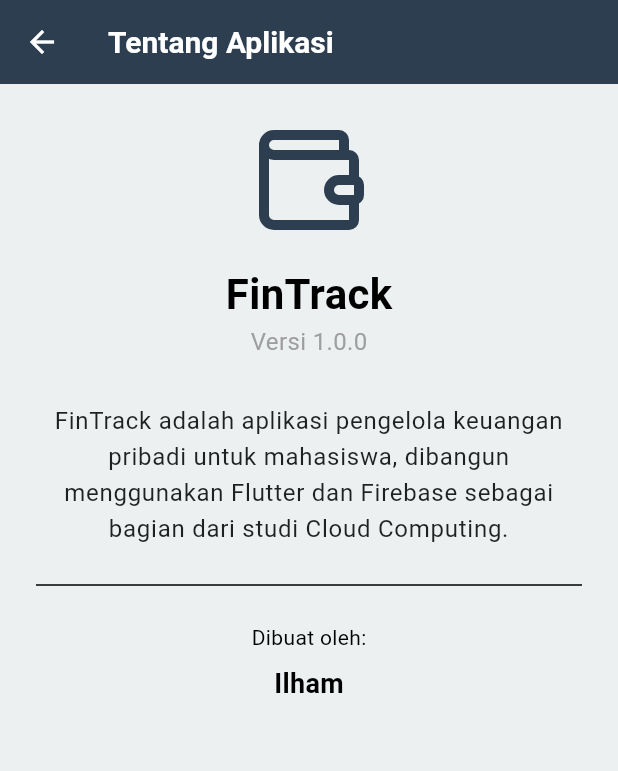
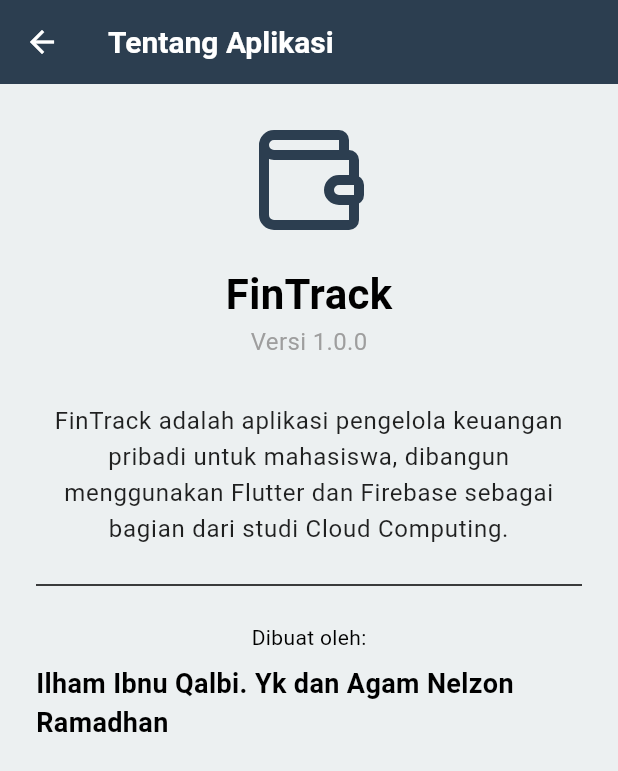
Before and after one commit to ilhamibnu14/fintrack, a Flutter app: the screen it shows once a user with an empty profile is signed in, item 3 of the bottom bar chosen, after a tap on "Tentang Aplikasi", on a phone screen of 412 x 824 dp. Shown: the top 771 px of the screen. Run offline on Flutter 3.47's test engine with Material 3 defaults, Android fonts, the phone set to English and light mode, and no system bars; our stand-ins replace cloud_firestore, firebase_auth, firebase_core, fl_chart, image_picker, lucide_flutter and 2 more; missing offline and left inert: cloudinary_public; accounts and stored records are empty.

Commit message:
fix: menyembunyikan tombol tambah transaksi di halaman profil

```diff
--- a/lib/features/navigation/main_navigation.dart
+++ b/lib/features/navigation/main_navigation.dart
@@ -17,13 +17,11 @@ class MainNavigation extends StatefulWidget {
 class _MainNavigationState extends State<MainNavigation> {
   int _selectedIndex = 0;
 
-  // --- KEMBALIKAN KE 3 HALAMAN ---
   static final List<Widget> _widgetOptions = <Widget>[
-    const DashboardScreen(),       // Index 0
-    const AllTransactionsScreen(), // Index 1
-    const ProfileScreen(),       // Index 2
+    const DashboardScreen(),       // Index 0 (Home)
+    const AllTransactionsScreen(), // Index 1 (Laporan)
+    const ProfileScreen(),         // Index 2 (Profile)
   ];
-  // ------------------------------
 
   void _onItemTapped(int index) {
     setState(() {
@@ -41,26 +39,25 @@ class _MainNavigationState extends State<MainNavigation> {
   @override
   Widget build(BuildContext context) {
     return Scaffold(
-      // BUKAN LAGI resizeToAvoidBottomInset: false
-
-      // Body sekarang mengambil halaman dari list
       body: Center(
         child: _widgetOptions.elementAt(_selectedIndex),
       ),
 
-      // --- PERBAIKAN LOKASI FAB ---
-      floatingActionButton: FloatingActionButton(
-        onPressed: _navigateToAddTransaction,
-        backgroundColor: kAccentColor,
-        foregroundColor: Colors.white,
-        child: const Icon(LucideIcons.plus),
-      ),
-      // Gunakan 'centerFloat' agar mengambang di atas navbar
+      // --- PERBAIKAN DI SINI ---
+      // Jika _selectedIndex adalah 2 (halaman Profile), tombol menjadi null (hilang).
+      // Jika bukan 2 (Home atau Laporan), tombol ditampilkan.
+      floatingActionButton: _selectedIndex == 2
+          ? null
+          : FloatingActionButton(
+              onPressed: _navigateToAddTransaction,
+              backgroundColor: kAccentColor,
+              foregroundColor: Colors.white,
+              child: const Icon(LucideIcons.plus),
+            ),
+      // -------------------------
+
       floatingActionButtonLocation: FloatingActionButtonLocation.centerFloat,
-      // ----------------------------
 
-      // --- PERBAIKAN BOTTOMNAVBAR ---
-      // Gunakan BottomNavigationBar standar, BUKAN BottomAppBar
       bottomNavigationBar: BottomNavigationBar(
         items: const <BottomNavigationBarItem>[
           BottomNavigationBarItem(
@@ -69,7 +66,7 @@ class _MainNavigationState extends State<MainNavigation> {
           ),
           BottomNavigationBarItem(
             icon: Icon(LucideIcons.list),
-            label: 'Laporan', // Label "Laporan" sekarang aman
+            label: 'Laporan',
           ),
           BottomNavigationBarItem(
             icon: Icon(LucideIcons.user),
@@ -78,13 +75,11 @@ class _MainNavigationState extends State<MainNavigation> {
         ],
         currentIndex: _selectedIndex,
         onTap: _onItemTapped,
-        // Style ini akan mengambil warna dari tema Anda
         selectedItemColor:
             Theme.of(context).bottomNavigationBarTheme.selectedItemColor,
         unselectedItemColor:
             Theme.of(context).bottomNavigationBarTheme.unselectedItemColor,
       ),
-      // -------------------------------
     );
   }
 }
--- a/lib/features/profile/screens/about_screen.dart
+++ b/lib/features/profile/screens/about_screen.dart
@@ -47,7 +47,7 @@ class AboutScreen extends StatelessWidget {
                 ),
                 const SizedBox(height: 8),
                 const Text(
-                  "Ilham", // Anda bisa ganti dengan nama lengkap Anda
+                  "Ilham Ibnu Qalbi. Yk dan Agam Nelzon Ramadhan", // Anda bisa ganti dengan nama lengkap Anda
                   style: TextStyle(fontSize: 18, fontWeight: FontWeight.bold),
                 ),
               ],
```
